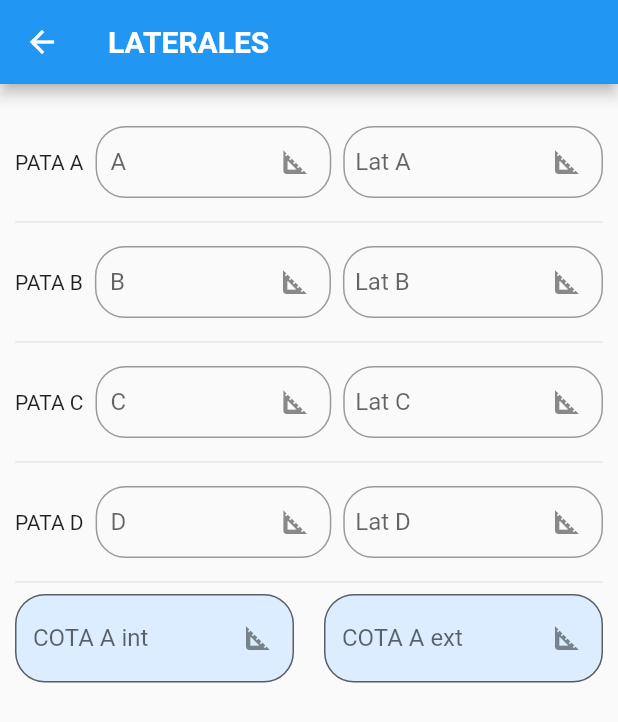
After one commit to TheBorbotones/topo, a Flutter app: the Lateral screen opened directly, on a phone screen of 412 x 824 dp. The commit adds this screen. Shown: the top 722 px of the screen. Run offline on Flutter 3.47's test engine with Material 2 defaults, Android fonts, the phone set to English and light mode, and no system bars.

Commit message:
Limpieza v1

```diff
--- a/lib/Menu.dart
+++ b/lib/Menu.dart
@@ -1,3 +1,4 @@
+import 'package:app_v2/menu/Lateral.dart';
 import 'package:flutter/material.dart';
 import 'package:app_v2/menu/calculo.dart';
 import 'package:app_v2/menu/Replanteo.dart';
@@ -31,27 +32,17 @@ class Menu extends StatelessWidget {
               ))
             },
           ),
-          ListTile(
-            leading: Icon(Icons.verified_user),
-            title: Text('Replanteo para Fundaciones'),
+          /*ListTile(
+            leading: Icon(Icons.border_color),
+            title: Text('Laterales'),
             onTap: () => {
               Navigator.of(context).push(MaterialPageRoute(
-                builder: (context) => Replanteo('', '', '', ''),
+                builder: (context) => Lateral(),
               ))
             },
-          ),
+          ),*/
           ListTile(
-            leading: Icon(Icons.settings),
-            title: Text('Cantidades de Obra'),
-            onTap: () => {Navigator.of(context).pop()},
-          ),
-          ListTile(
-            leading: Icon(Icons.border_color),
-            title: Text('Laterales'),
-            onTap: () => {Navigator.of(context).pop()},
-          ),
-          ListTile(
-            leading: Icon(Icons.border_color),
+            leading: Icon(Icons.settings_applications),
             title: Text('Opciones'),
             onTap: () => {Navigator.of(context).pop()},
           ),
--- a/lib/menu/CantidadObra.dart
+++ b/lib/menu/CantidadObra.dart
@@ -1,7 +1,10 @@
 import 'package:flutter/cupertino.dart';
 import 'package:flutter/material.dart';
+import 'Lateral.dart';
 
 class CantidadObra extends StatefulWidget {
+  final String pata_A, pata_B, pata_C, pata_D;
+  CantidadObra(this.pata_A, this.pata_B, this.pata_C, this.pata_D);
   @override
   _CantidadObra createState() => _CantidadObra();
 }
@@ -30,7 +33,7 @@ class _CantidadObra extends State<CantidadObra> {
     return Scaffold(
         appBar: AppBar(
           title: Text(
-            'REPLANTEO PARA FUNDACIONES',
+            'CANTIDAD DE OBRA',
             textAlign: TextAlign.center,
             overflow: TextOverflow.ellipsis,
             style: TextStyle(fontWeight: FontWeight.bold),
@@ -49,7 +52,17 @@ class _CantidadObra extends State<CantidadObra> {
             Divider(),
             _resultados(),
           ],
-        ));
+        ),
+        floatingActionButton: FloatingActionButton(
+            elevation: 10.0,
+            child: Icon(Icons.skip_next),
+            onPressed: () {
+              Navigator.push(
+                  context,
+                  MaterialPageRoute(
+                    builder: (context) => Lateral(),
+                  ));
+            }));
   }
 
   Widget _resultados() {
--- /dev/null
+++ b/lib/menu/Lateral.dart
@@ -0,0 +1,342 @@
+import 'dart:math';
+
+import 'package:flutter/material.dart';
+
+class Lateral extends StatefulWidget {
+  @override
+  _Lateral createState() => _Lateral();
+}
+
+class _Lateral extends State<Lateral> {
+  TextEditingController _pataA = TextEditingController();
+  TextEditingController _pataB = TextEditingController();
+  TextEditingController _pataC = TextEditingController();
+  TextEditingController _pataD = TextEditingController();
+
+  TextEditingController _pataIntA = TextEditingController();
+  TextEditingController _pataExtA = TextEditingController();
+
+  TextEditingController _pataIntB = TextEditingController();
+  TextEditingController _pataExtB = TextEditingController();
+
+  TextEditingController _pataIntC = TextEditingController();
+  TextEditingController _pataExtC = TextEditingController();
+
+  TextEditingController _pataIntD = TextEditingController();
+  TextEditingController _pataExtD = TextEditingController();
+
+  TextEditingController _resultado_A_B = TextEditingController();
+  TextEditingController _minA_B = TextEditingController();
+
+  TextEditingController _resultadoCotaFundIntA = TextEditingController();
+  TextEditingController _resultadoCotaFundExtA = TextEditingController();
+
+  @override
+  Widget build(BuildContext context) {
+    return Scaffold(
+      appBar: AppBar(
+        title: Text(
+          'LATERALES',
+          textAlign: TextAlign.center,
+          overflow: TextOverflow.ellipsis,
+          style: TextStyle(fontWeight: FontWeight.bold),
+        ),
+      ),
+      body: ListView(
+        padding: EdgeInsets.symmetric(horizontal: 10.0, vertical: 20.0),
+        children: <Widget>[
+          _patasA(),
+          Divider(),
+          _patasB(),
+          Divider(),
+          _patasC(),
+          Divider(),
+          _patasD(),
+          Divider(),
+          _excavacionCotaA()
+        ],
+      ),
+    );
+  }
+
+//
+  Widget _patasA() {
+    return Row(
+      mainAxisAlignment: MainAxisAlignment.spaceBetween,
+      children: <Widget>[
+        Text('PATA A',
+            style: TextStyle(
+              decoration: TextDecoration.none,
+            )),
+        new Flexible(
+          child: Padding(
+            padding: const EdgeInsets.all(8.0),
+            child: new TextField(
+              textCapitalization: TextCapitalization.sentences,
+              decoration: InputDecoration(
+                contentPadding: EdgeInsets.all(10),
+                border: OutlineInputBorder(
+                    borderRadius: BorderRadius.circular(20.0)),
+                hintText: 'A',
+                labelText: 'A',
+                suffixIcon: Icon(Icons.square_foot),
+              ),
+              keyboardType: TextInputType.numberWithOptions(decimal: true),
+              controller: _pataIntA,
+              onChanged: (value) {
+                //_calculate2();
+              },
+            ),
+          ),
+        ),
+        new Flexible(
+          child: new TextField(
+            textCapitalization: TextCapitalization.sentences,
+            decoration: InputDecoration(
+              contentPadding: EdgeInsets.all(8),
+              border:
+                  OutlineInputBorder(borderRadius: BorderRadius.circular(20.0)),
+              hintText: 'Lat A',
+              labelText: 'Lat A',
+              suffixIcon: Icon(Icons.square_foot),
+            ),
+            keyboardType: TextInputType.numberWithOptions(decimal: true),
+            controller: _pataExtA,
+            onChanged: (value) {
+              _calculate2();
+            },
+          ),
+        ),
+      ],
+    );
+  }
+
+  Widget _patasB() {
+    return Row(
+      mainAxisAlignment: MainAxisAlignment.spaceBetween,
+      children: <Widget>[
+        Text('PATA B',
+            style: TextStyle(
+              decoration: TextDecoration.none,
+            )),
+        new Flexible(
+          child: Padding(
+            padding: const EdgeInsets.all(8.0),
+            child: new TextField(
+              textCapitalization: TextCapitalization.sentences,
+              decoration: InputDecoration(
+                contentPadding: EdgeInsets.all(10),
+                border: OutlineInputBorder(
+                    borderRadius: BorderRadius.circular(20.0)),
+                hintText: 'B',
+                labelText: 'B',
+                suffixIcon: Icon(Icons.square_foot),
+              ),
+              keyboardType: TextInputType.numberWithOptions(decimal: true),
+              controller: _pataIntB,
+              onChanged: (value) {
+                // _calculate2();
+              },
+            ),
+          ),
+        ),
+        new Flexible(
+          child: new TextField(
+            textCapitalization: TextCapitalization.sentences,
+            decoration: InputDecoration(
+              contentPadding: EdgeInsets.all(8),
+              border:
+                  OutlineInputBorder(borderRadius: BorderRadius.circular(20.0)),
+              hintText: 'Lat B',
+              labelText: 'Lat B',
+              suffixIcon: Icon(Icons.square_foot),
+            ),
+            keyboardType: TextInputType.numberWithOptions(decimal: true),
+            controller: _pataExtB,
+            onChanged: (value) {
+              _calculate2();
+            },
+          ),
+        ),
+      ],
+    );
+  }
+
+  Widget _patasC() {
+    return Row(
+      mainAxisAlignment: MainAxisAlignment.spaceBetween,
+      children: <Widget>[
+        Text('PATA C',
+            style: TextStyle(
+              decoration: TextDecoration.none,
+            )),
+        new Flexible(
+          child: Padding(
+            padding: const EdgeInsets.all(8.0),
+            child: new TextField(
+              textCapitalization: TextCapitalization.sentences,
+              decoration: InputDecoration(
+                contentPadding: EdgeInsets.all(10),
+                border: OutlineInputBorder(
+                    borderRadius: BorderRadius.circular(20.0)),
+                hintText: 'C',
+                labelText: 'C',
+                suffixIcon: Icon(Icons.square_foot),
+              ),
+              keyboardType: TextInputType.numberWithOptions(decimal: true),
+              controller: _pataIntC,
+              onChanged: (value) {
+                //_calculate2();
+              },
+            ),
+          ),
+        ),
+        new Flexible(
+          child: new TextField(
+            textCapitalization: TextCapitalization.sentences,
+            decoration: InputDecoration(
+              contentPadding: EdgeInsets.all(8),
+              border:
+                  OutlineInputBorder(borderRadius: BorderRadius.circular(20.0)),
+              hintText: 'Lat C',
+              labelText: 'Lat C',
+              suffixIcon: Icon(Icons.square_foot),
+            ),
+            keyboardType: TextInputType.numberWithOptions(decimal: true),
+            controller: _pataExtC,
+            onChanged: (value) {
+              _calculate2();
+            },
+          ),
+        ),
+      ],
+    );
+  }
+
+  Widget _patasD() {
+    return Row(
+      mainAxisAlignment: MainAxisAlignment.spaceBetween,
+      children: <Widget>[
+        Text('PATA D',
+            style: TextStyle(
+              decoration: TextDecoration.none,
+            )),
+        new Flexible(
+          child: Padding(
+            padding: const EdgeInsets.all(8.0),
+            child: new TextField(
+              textCapitalization: TextCapitalization.sentences,
+              decoration: InputDecoration(
+                contentPadding: EdgeInsets.all(10),
+                border: OutlineInputBorder(
+                    borderRadius: BorderRadius.circular(20.0)),
+                hintText: 'D',
+                labelText: 'D',
+                suffixIcon: Icon(Icons.square_foot),
+              ),
+              keyboardType: TextInputType.numberWithOptions(decimal: true),
+              controller: _pataIntD,
+              onChanged: (value) {
+                //_calculate2();
+              },
+            ),
+          ),
+        ),
+        new Flexible(
+          child: new TextField(
+            textCapitalization: TextCapitalization.sentences,
+            decoration: InputDecoration(
+              contentPadding: EdgeInsets.all(8),
+              border:
+                  OutlineInputBorder(borderRadius: BorderRadius.circular(20.0)),
+              hintText: 'Lat D',
+              labelText: 'Lat D',
+              suffixIcon: Icon(Icons.square_foot),
+            ),
+            keyboardType: TextInputType.numberWithOptions(decimal: true),
+            controller: _pataExtD,
+            onChanged: (value) {
+              _calculate2();
+            },
+          ),
+        ),
+      ],
+    );
+  }
+
+  Widget _excavacionCotaA() {
+    return Row(
+      mainAxisAlignment: MainAxisAlignment.spaceBetween,
+      children: <Widget>[
+        Flexible(
+          flex: 1,
+          fit: FlexFit.tight,
+          child: Container(
+            child: TextField(
+              decoration: InputDecoration(
+                border: OutlineInputBorder(
+                    borderRadius: BorderRadius.circular(20.0)),
+                hintText: 'COTA A int',
+                labelText: 'COTA A int',
+                suffixIcon: Icon(Icons.square_foot),
+                filled: true,
+                fillColor: Color(0xFFDBEDFF),
+              ),
+              controller: _resultadoCotaFundIntA,
+              keyboardType: TextInputType.numberWithOptions(decimal: true),
+            ), //BoxDecoration
+          ), //Container
+        ), //Flexible
+        SizedBox(
+          width: 20,
+        ), //SizedBox
+        Flexible(
+          flex: 1,
+          fit: FlexFit.loose,
+          child: Container(
+            child: TextField(
+              decoration: InputDecoration(
+                border: OutlineInputBorder(
+                    borderRadius: BorderRadius.circular(20.0)),
+                hintText: 'COTA A ext',
+                labelText: 'COTA A ext',
+                suffixIcon: Icon(Icons.square_foot),
+                filled: true,
+                fillColor: Color(0xFFDBEDFF),
+              ),
+              controller: _resultadoCotaFundExtA,
+              keyboardType: TextInputType.numberWithOptions(decimal: true),
+            ), //BoxDecoration
+          ),
+          //Container
+        ),
+        //Flexible
+      ],
+    );
+  }
+
+  void _calculate2() {
+    if (_pataIntA.text.trim().isNotEmpty &&
+        _pataExtA.text.trim().isNotEmpty &&
+        _pataIntB.text.trim().isNotEmpty &&
+        _pataExtB.text.trim().isNotEmpty &&
+        _pataIntC.text.trim().isNotEmpty &&
+        _pataExtC.text.trim().isNotEmpty &&
+        _pataIntD.text.trim().isNotEmpty &&
+        _pataExtD.text.trim().isNotEmpty) {
+      final pataValueAInt = double.parse(_pataIntA.text);
+      final pataValueAExt = double.parse(_pataExtA.text);
+      final pataValueBInt = double.parse(_pataIntB.text);
+      final pataValueBExt = double.parse(_pataExtB.text);
+      final pataValueCInt = double.parse(_pataIntC.text);
+      final pataValueCExt = double.parse(_pataExtC.text);
+      final pataValueDInt = double.parse(_pataIntD.text);
+      final pataValueDExt = double.parse(_pataExtD.text);
+      _minA_B = min(pataValueBExt, pataValueAExt);
+      _resultadoCotaFundIntA.text =
+          (((pataValueBExt - pataValueAExt).abs()) * 2).toString();
+      // (((pataValueBExt - pataValueAExt).abs()) + 2).toString();
+      _resultadoCotaFundExtA.text = _minA_B.toString();
+    }
+  }
+}
--- a/lib/menu/Replanteo.dart
+++ b/lib/menu/Replanteo.dart
@@ -17,6 +17,11 @@ class _Replanteo extends State<Replanteo> {
   TextEditingController _pataB = TextEditingController();
   TextEditingController _pataC = TextEditingController();
   TextEditingController _pataD = TextEditingController();
+
+  TextEditingController _pataAa = TextEditingController();
+  TextEditingController _pataBb = TextEditingController();
+  TextEditingController _pataCc = TextEditingController();
+  TextEditingController _pataDd = TextEditingController();
 
   TextEditingController _distanciaA = TextEditingController();
   TextEditingController _distanciaB = TextEditingController();
@@ -70,7 +75,8 @@ class _Replanteo extends State<Replanteo> {
               Navigator.push(
                   context,
                   MaterialPageRoute(
-                    builder: (context) => CantidadObra(),
+                    builder: (context) => CantidadObra(
+                        _pataAa.text, _pataBb.text, _pataCc.text, _pataDd.text),
                   ));
             }));
   }
```
